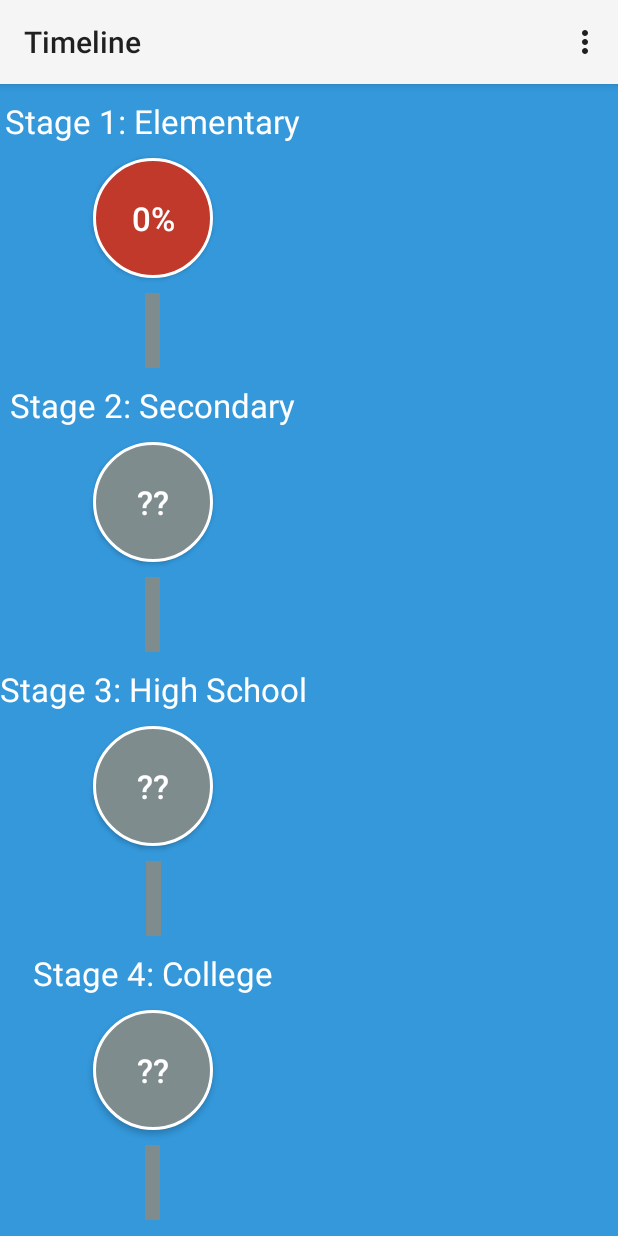
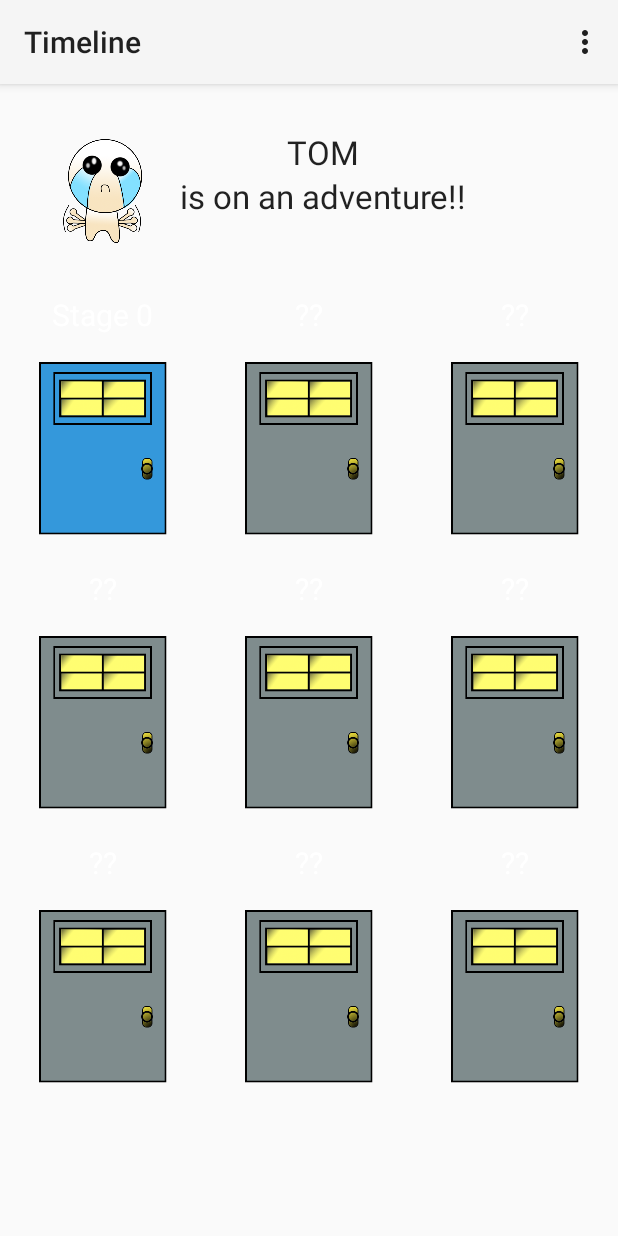
Before and after one commit to taingmeng/walaoeh, an Android app: the Timeline screen opened directly, with no data from a screen before it, on a phone screen of 412 x 824 dp. Run offline under Robolectric (Android 15) with nearby library versions, the phone set to English and light mode, and no system bars.

Commit message:
add door timeline

```diff
--- a/app/src/main/java/com/example/walaoeh/Timeline.java
+++ b/app/src/main/java/com/example/walaoeh/Timeline.java
@@ -8,7 +8,8 @@ import android.view.LayoutInflater;
 import android.view.Menu;
 import android.view.MenuItem;
 import android.view.View;
-import android.widget.Button;
+import android.view.View.OnClickListener;
+import android.widget.ImageButton;
 import android.widget.TableLayout;
 import android.widget.TableRow;
 import android.widget.TextView;
@@ -33,56 +34,55 @@ public class Timeline extends Activity {
         level = Pref.getPlayerLevel();
 
         TableLayout timelineLayout = (TableLayout) findViewById(R.id.activity_timeline_layout);
-        for(int stageIndex=0; stageIndex< Const.QUESTIONS[stage].length; stageIndex++){
+        int numRows = (stage < 9) ? 3 : (int)Math.ceil((float)stage/3);
+        int maxDoors = (stage < 9) ? 9 : stage;
+
+        int createdDoors = 0;
+
+        for(int stageIndex=0; stageIndex< numRows; stageIndex++){
 
             TableRow row= new TableRow(this);
-            TableRow.LayoutParams lp = new TableRow.LayoutParams(TableRow.LayoutParams.WRAP_CONTENT);
-            row.setLayoutParams(lp);
 
-            LayoutInflater inflater = (LayoutInflater) getSystemService(Context.LAYOUT_INFLATER_SERVICE);
-            inflater.inflate(R.layout.activity_timeline_stage, row);
+            for(int col=0; col<3; col++) {
 
-            TextView stageTextView = (TextView) row.findViewById(R.id.stageTextView);
-            Button stageButton = (Button) row.findViewById(R.id.stageButton);
-            View stageLine = row.findViewById(R.id.stageLine);
+                LayoutInflater inflater = (LayoutInflater) getSystemService(Context.LAYOUT_INFLATER_SERVICE);
+                View door = inflater.inflate(R.layout.activity_timeline_stage, null);
 
-            stageTextView.setText(Const.STAGE_NAME[stageIndex]);
-            stageButton.setClickable(false);
+                TextView stageTextView = (TextView) door.findViewById(R.id.stageTextView);
+                ImageButton doorImageButton = (ImageButton) door.findViewById(R.id.doorImageButton);
+                doorImageButton.setTag(createdDoors);
+                doorImageButton.setOnClickListener(listener);
 
-            if(stageIndex < stage) {
-                stageButton.setBackgroundResource(R.drawable.round_button_complete);
-                stageButton.setText("100%");
-            } else if(stageIndex == stage) {
-                stageButton.setBackgroundResource(R.drawable.round_button_progress);
-                double percentage = ((double)level/((double)Const.QUESTIONS[stage].length/2))*100;
-                stageButton.setClickable(true);
-                stageButton.setText(String.valueOf(level)+"%");
+                if (createdDoors < stage) {
+                    doorImageButton.setBackgroundResource(R.drawable.greendoor_pressed);
+                    stageTextView.setText("Stage " + String.valueOf(createdDoors));
+                } else if (createdDoors == stage) {
+                    doorImageButton.setBackgroundResource(R.drawable.bluedoor_pressed);
+                    stageTextView.setText("Stage " + String.valueOf(createdDoors));
+                } else {
+                    doorImageButton.setBackgroundResource(R.drawable.doorgrey);
+                    doorImageButton.setClickable(false);
+                    stageTextView.setText("??");
+                }
 
-                stageButton.setOnClickListener(new View.OnClickListener() {
-                    @Override
-                    public void onClick(View v) {
-                        Intent intent = new Intent(Timeline.this, Game.class);
-                        startActivity(intent);
-                    }
-                });
-
-
-            } else {
-                stageButton.setBackgroundResource(R.drawable.round_button_not_arrived);
-                stageButton.setText("??");
-            }
-
-            if(stageIndex == Const.QUESTIONS[stage].length -1) {
-                stageLine.setVisibility(View.GONE);
-            } else if(stageIndex < stage) {
-                stageLine.setBackgroundColor(getResources().getColor(R.color.stage_completed));
-            } else {
-                stageLine.setBackgroundColor(getResources().getColor(R.color.stage_not_arrived));
+                row.addView(door);
+                createdDoors++;
+                if(createdDoors > maxDoors)
+                    break;
             }
 
             timelineLayout.addView(row, stageIndex);
         }
     }
+
+    private OnClickListener listener = new OnClickListener() {
+        @Override
+        public void onClick(View v) {
+            Intent intent = new Intent(Timeline.this, Game.class);
+            intent.putExtra(Const.SELECT_STAGE_KEY, (Integer) v.getTag());
+            startActivity(intent);
+        }
+    };
 
 
     @Override
--- a/app/src/main/java/com/example/walaoeh/helper/Const.java
+++ b/app/src/main/java/com/example/walaoeh/helper/Const.java
@@ -8,6 +8,8 @@ public class Const {
 
     public static final String STAGE_KEY = "com.example.walaoeh.const.stage_key";
     public static final String LEVEL_KEY = "com.example.walaoeh.const.stage_level";
+
+    public static final String SELECT_STAGE_KEY = "com.example.walaoeh.const.selected_stage_key";
 
     public static final int STAGE_ELEMENTARY = 0;
     public static final int STAGE_SECONDARY = 1;
--- /dev/null
+++ b/app/src/main/res/drawable/bluedoor_pressed.xml
@@ -0,0 +1,10 @@
+<?xml version="1.0" encoding="utf-8"?>
+<selector xmlns:android="http://schemas.android.com/apk/res/android">
+    <item android:state_pressed="true"
+        android:drawable="@drawable/openblue">
+    </item>
+
+    <item android:state_enabled="true"
+        android:drawable="@drawable/doorblue">
+    </item>
+</selector>
--- /dev/null
+++ b/app/src/main/res/drawable/greendoor_pressed.xml
@@ -0,0 +1,10 @@
+<?xml version="1.0" encoding="utf-8"?>
+<selector xmlns:android="http://schemas.android.com/apk/res/android">
+    <item android:state_pressed="true"
+        android:drawable="@drawable/opengreen">
+    </item>
+
+    <item android:state_enabled="true"
+        android:drawable="@drawable/doorgreen">
+    </item>
+</selector>
--- a/app/src/main/res/layout/activity_timeline.xml
+++ b/app/src/main/res/layout/activity_timeline.xml
@@ -3,19 +3,70 @@
     xmlns:tools="http://schemas.android.com/tools"
     android:layout_width="match_parent"
     android:layout_height="match_parent"
-    android:background="@color/peter_river"
     android:layout_gravity="center_horizontal"
     android:gravity="center_horizontal"
     android:scrollbars="none"
     android:layout_weight="1">
 
-    <TableLayout
+    <LinearLayout
         android:layout_width="match_parent"
         android:layout_height="match_parent"
-        android:layout_gravity="center_horizontal"
-        android:gravity="center_horizontal"
-        android:id="@+id/activity_timeline_layout" >
+        android:orientation="vertical"
+        android:gravity="center_horizontal">
 
-    </TableLayout>
+        <LinearLayout
+            android:layout_width="match_parent"
+            android:layout_height="wrap_content"
+            android:orientation="horizontal">
+
+            <LinearLayout
+                android:orientation="vertical"
+                android:layout_width="wrap_content"
+                android:layout_height="match_parent">
+
+                <ImageView
+                    android:layout_width="100dp"
+                    android:layout_height="100dp"
+                    android:layout_marginLeft = "20dp"
+                    android:layout_marginTop = "20dp"
+                    android:src="@drawable/sad1" />
+            </LinearLayout>
+
+            <LinearLayout
+                android:orientation="vertical"
+                android:layout_width="wrap_content"
+                android:layout_height="match_parent"
+                android:gravity="center">
+
+
+                <TextView
+                    android:layout_width="wrap_content"
+                    android:layout_height="wrap_content"
+                    android:textAppearance="?android:attr/textAppearanceLarge"
+                    android:text="TOM"
+                    android:id="@+id/nameTextView" />
+
+                <TextView
+                    android:layout_width="wrap_content"
+                    android:layout_height="wrap_content"
+                    android:textAppearance="?android:attr/textAppearanceLarge"
+                    android:text="is on an adventure!!" />
+
+            </LinearLayout>
+
+
+        </LinearLayout>
+
+        <TableLayout
+            android:layout_width="match_parent"
+            android:layout_height="wrap_content"
+            android:layout_gravity="center_horizontal"
+            android:gravity="center_horizontal"
+            android:stretchColumns="0, 1, 2"
+            android:id="@+id/activity_timeline_layout" >
+
+        </TableLayout>
+
+    </LinearLayout>
 
 </ScrollView>
--- a/app/src/main/res/layout/activity_timeline_stage.xml
+++ b/app/src/main/res/layout/activity_timeline_stage.xml
@@ -9,26 +9,18 @@
     <TextView
         android:layout_width="wrap_content"
         android:layout_height="wrap_content"
-        android:layout_marginTop="10dp"
-        android:textAppearance="?android:attr/textAppearanceLarge"
-        android:text="@string/activity_timeline_stage_0"
+        android:text="Elementary"
+        android:textSize="@dimen/door_textsize"
+        android:id="@+id/stageTextView"
+        android:layout_gravity="center_horizontal"
         android:textColor="@color/white"
-        android:id="@+id/stageTextView" />
+        android:layout_marginTop="20dp"/>
 
-    <Button
-        android:layout_width="@dimen/activity_timeline_stage_radius"
-        android:layout_height="@dimen/activity_timeline_stage_radius"
-        android:text="100%"
-        android:layout_margin="10dp"
-        android:background="@drawable/round_button_complete"
-        android:textSize="22sp"
-        android:textColor="@color/white"
-        android:id="@+id/stageButton"/>
-
-    <View
-        android:id="@+id/stageLine"
-        android:layout_width="10dp"
-        android:layout_height="50dp"
-        android:background="@color/stage_completed"/>
+    <ImageButton
+        android:layout_width="@dimen/door_width"
+        android:layout_height="@dimen/door_height"
+        android:layout_marginTop="15dp"
+        android:id="@+id/doorImageButton"
+        android:layout_gravity="center_horizontal" />
 
 </LinearLayout>
--- a/app/src/main/res/values/dimens.xml
+++ b/app/src/main/res/values/dimens.xml
@@ -4,4 +4,8 @@
     <dimen name="activity_vertical_margin">16dp</dimen>
 
     <dimen name="activity_timeline_stage_radius">80dp</dimen>
+    <dimen name="door_width">90dp</dimen>
+    <dimen name="door_height">120dp</dimen>
+    <dimen name="door_textsize">20sp</dimen>
+
 </resources>
```
